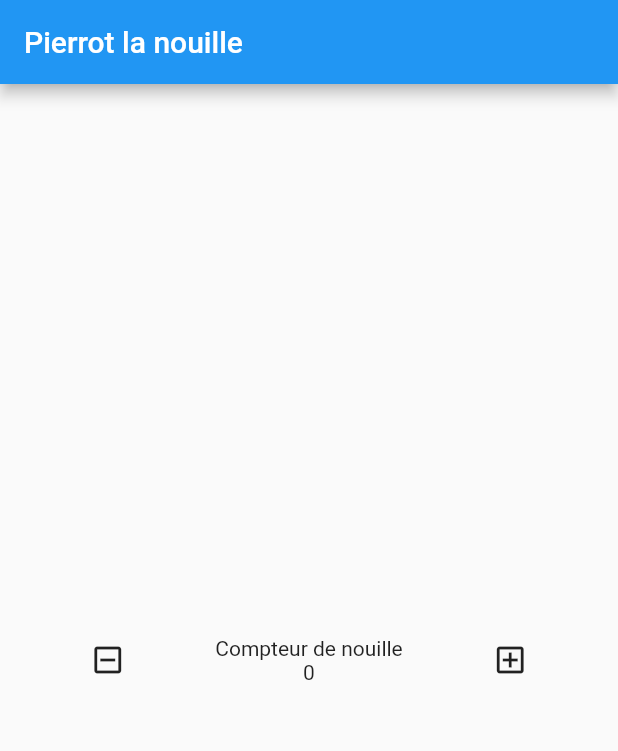
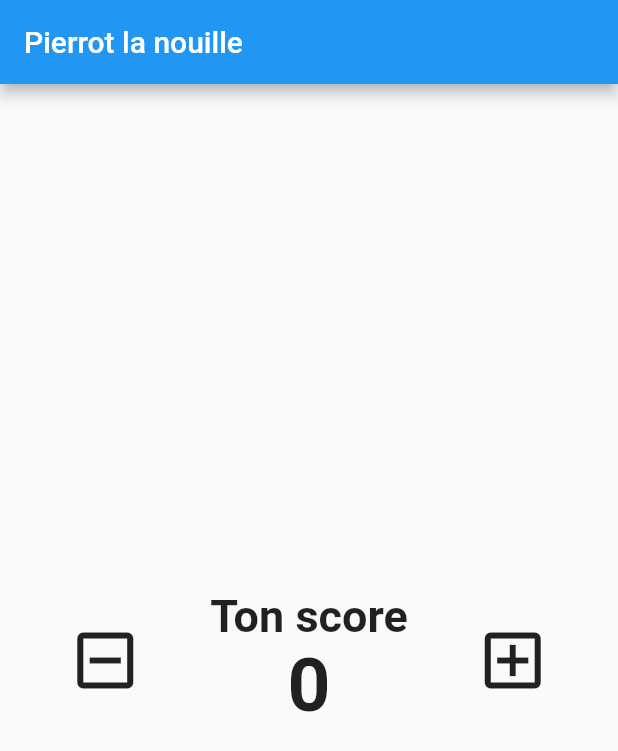
Before and after one commit to kolok/pierrotlanouille, a Flutter app: the screen it shows after launch, on a phone screen of 412 x 824 dp. Shown: the top 751 px of the screen. Run offline on Flutter 3.47's test engine with Material 2 defaults, Android fonts, the phone set to English and light mode, and no system bars.

```diff
--- a/lib/main.dart
+++ b/lib/main.dart
@@ -50,18 +50,26 @@ class _MyHomePageState extends State<MyHomePage> {
           children: [
             IconButton(
               onPressed: _decreaseCounter,
-              icon: const Icon(Icons.indeterminate_check_box_outlined)
+              icon: const Icon(Icons.indeterminate_check_box_outlined),
+              iconSize: 50,
             ),
             Column(
               mainAxisAlignment: MainAxisAlignment.center,
               children: [
-                const Text('Compteur de nouille'),
-                Text('$_counteur')
+                const Text(
+                  'Ton score',
+                  style: TextStyle(fontWeight: FontWeight.bold, fontSize: 30),
+                ),
+                Text(
+                  '$_counteur',
+                  style: const TextStyle(fontWeight: FontWeight.bold, fontSize: 50),
+                )
               ],
             ),
             IconButton(
               onPressed: _increaseCounter,
-              icon: const Icon(Icons.add_box_outlined)
+              icon: const Icon(Icons.add_box_outlined),
+              iconSize: 50,
             ),
           ],
         )
```
Also changed, not shown: 1 other file.
